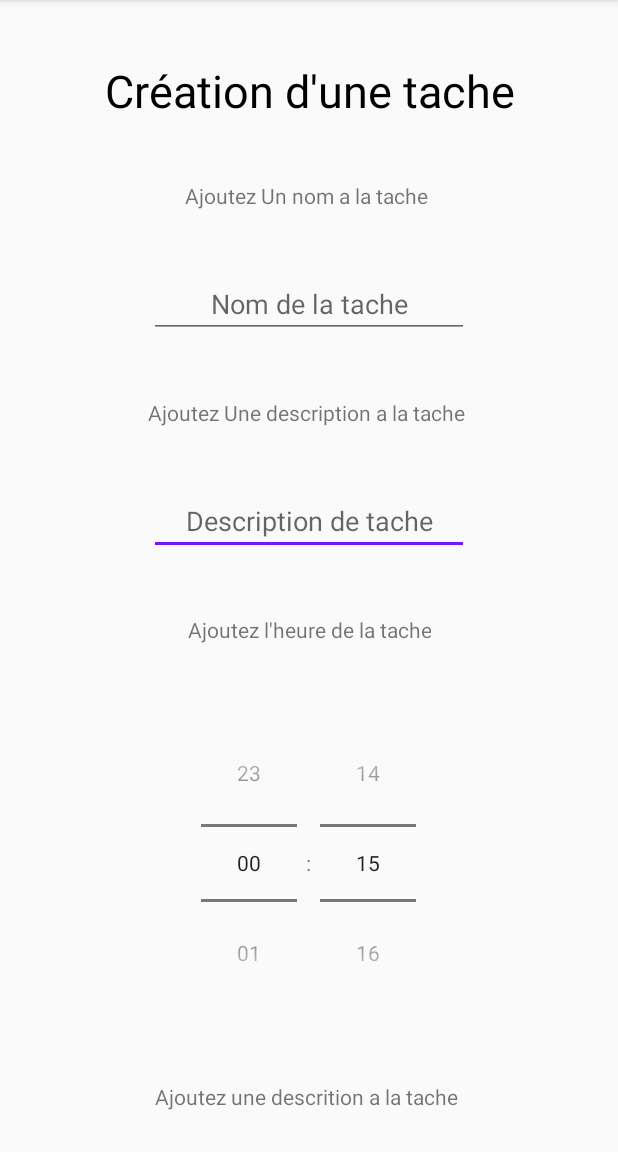
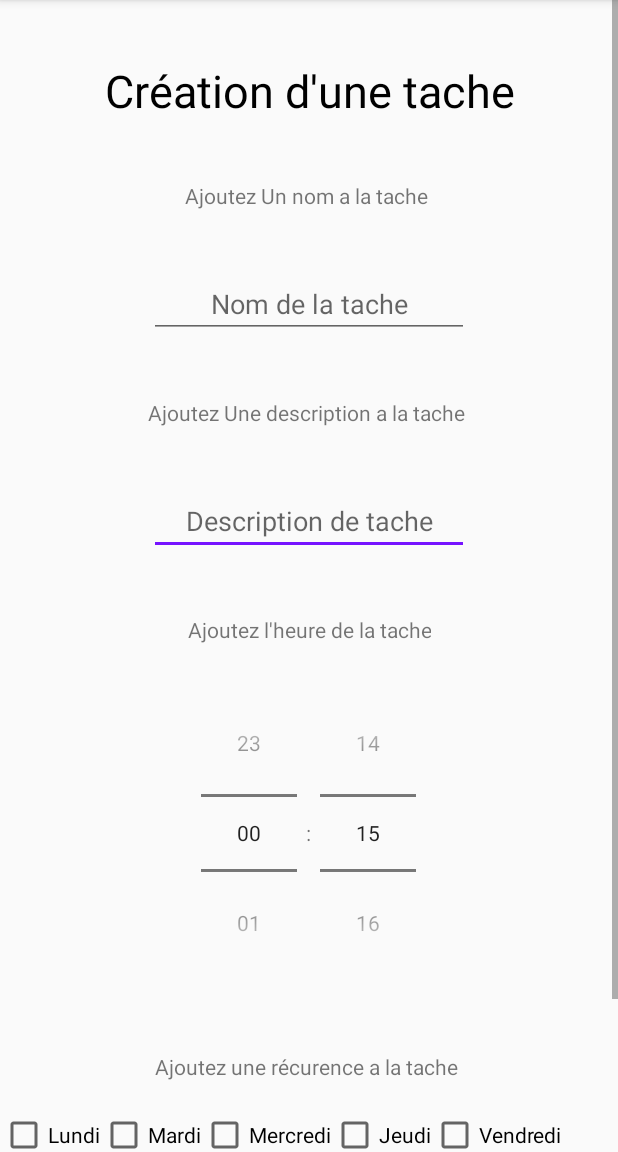
Before and after one commit to AlexandreBarde/ScheduleMobile, an Android app: the Activity_add_task screen opened directly, with no data from a screen before it, on a phone screen of 412 x 824 dp, the part 84-1236 px from its top. Run offline under Robolectric (Android 15) with nearby library versions, the phone set to English and light mode, and no system bars; our stand-ins replace Firebase (no records; nobody signed in at launch, a user with empty details on screens opened directly).

Commit message:
add task backend V1

```diff
--- a/Schedule/app/src/main/java/fr/ynov/schedule/Activity_add_task.java
+++ b/Schedule/app/src/main/java/fr/ynov/schedule/Activity_add_task.java
@@ -3,9 +3,17 @@ package fr.ynov.schedule;
 import androidx.appcompat.app.AppCompatActivity;
 
 import android.os.Bundle;
+import android.util.Log;
+import android.view.View;
+import android.widget.Button;
+import android.widget.EditText;
 import android.widget.TimePicker;
 
-public class Activity_add_task extends AppCompatActivity {
+import com.google.android.gms.tasks.OnSuccessListener;
+import com.google.firebase.firestore.DocumentReference;
+import com.google.firebase.firestore.FirebaseFirestore;
+
+public class Activity_add_task extends AppCompatActivity implements OnSuccessListener<DocumentReference>, View.OnClickListener {
 
     @Override
     protected void onCreate(Bundle savedInstanceState) {
@@ -13,6 +21,27 @@ public class Activity_add_task extends AppCompatActivity {
         setContentView(R.layout.activity_add_task);
         TimePicker picker=(TimePicker)findViewById(R.id.timePicker1);
         picker.setIs24HourView(true);
+        Button addtask = findViewById(R.id.button_ajouter_la_tache);
+        addtask.setOnClickListener(this);
+    }
 
+    @Override
+    public void onSuccess(DocumentReference documentReference) {
+        Log.d("xxxx","Insertion Ok");
+    }
+
+    @Override
+    public void onClick(View v) {
+        if(v.getId() == R.id.button_ajouter_la_tache) {
+            FirebaseFirestore db = FirebaseFirestore.getInstance();
+            EditText edit_name = findViewById(R.id.name_new_task);
+            String  new_name_text = edit_name.getText().toString();
+            EditText edit_description = findViewById(R.id.description_new_task);
+            String  new_description_text = edit_description.getText().toString();
+            Task new_task = new Task(new_name_text, new_description_text, "9H00", 1);
+            db.collection("Task").add(new_task).addOnSuccessListener(this);
+
+
+        }
     }
 }
--- a/Schedule/app/src/main/java/fr/ynov/schedule/Activity_gestion_des_taches.java
+++ b/Schedule/app/src/main/java/fr/ynov/schedule/Activity_gestion_des_taches.java
@@ -42,6 +42,7 @@ public class Activity_gestion_des_taches extends AppCompatActivity implements Vi
 
 
 
+
     }
 
     @Override
@@ -61,7 +62,7 @@ public class Activity_gestion_des_taches extends AppCompatActivity implements Vi
         for(DocumentSnapshot doc : documents) {
             Map<String, Object> map = doc.getData();
             int image_task;
-            switch (doc.get("Status").toString()) {
+            switch (doc.get("image_status").toString()) {
                 case "1" :
                     Log.i("xxxx", "image task : ok");
                     image_task = R.drawable.image_task_green;
@@ -77,7 +78,7 @@ public class Activity_gestion_des_taches extends AppCompatActivity implements Vi
 
 
             }
-            list_task.add(new Task(doc.get("Nom").toString(), doc.get("Description").toString(), "9H00", image_task ));
+            list_task.add(new Task(doc.get("name").toString(), doc.get("description").toString(), "9H00", image_task ));
         }
 
         recyclerView = findViewById(R.id.taches_list);
--- a/Schedule/app/src/main/res/layout/activity_add_task.xml
+++ b/Schedule/app/src/main/res/layout/activity_add_task.xml
@@ -35,7 +35,7 @@
                 android:layout_gravity="center_horizontal"
                 />
             <EditText
-                android:id="@+id/editText"
+                android:id="@+id/name_new_task"
                 android:layout_width="wrap_content"
                 android:layout_height="wrap_content"
                 android:layout_marginTop="40dp"
@@ -55,7 +55,7 @@
                 android:layout_gravity="center_horizontal"
                 />
             <EditText
-                android:id="@+id/editText2"
+                android:id="@+id/description_new_task"
                 android:layout_width="wrap_content"
                 android:layout_height="wrap_content"
                 android:layout_marginTop="40dp"
@@ -81,26 +81,99 @@
                 android:id="@+id/timePicker1"
                 android:layout_width="wrap_content"
                 android:layout_height="wrap_content"
-                android:layout_marginTop="40dp"
+                android:layout_marginTop="20dp"
                 android:timePickerMode="spinner"
                 app:layout_constraintEnd_toEndOf="parent"
                 app:layout_constraintStart_toStartOf="parent"
                 app:layout_constraintTop_toBottomOf="@+id/textView2"
                 android:layout_gravity="center_horizontal"
                 />
+
             <TextView
                 android:id="@+id/Label_recurence_task"
                 android:layout_width="wrap_content"
                 android:layout_height="wrap_content"
                 android:layout_marginTop="40dp"
-                android:text="Ajoutez une descrition a la tache "
+                android:text="Ajoutez une récurence a la tache "
                 app:layout_constraintEnd_toEndOf="parent"
                 app:layout_constraintStart_toStartOf="parent"
                 app:layout_constraintTop_toBottomOf="@+id/editText"
                 android:layout_gravity="center_horizontal"
                 />
 
+            <LinearLayout
+                android:layout_width="match_parent"
+                android:layout_height="match_parent"
+                android:orientation="horizontal"
+                android:layout_marginTop="20dp"
 
+                >
+
+                <CheckBox
+                    android:id="@+id/checkbox_lundi"
+                    android:layout_width="wrap_content"
+                    android:layout_height="wrap_content"
+                    android:text="Lundi" />
+
+                <CheckBox
+                    android:id="@+id/checkbox_mardi"
+                    android:layout_width="wrap_content"
+                    android:layout_height="wrap_content"
+                    android:text="Mardi" />
+                <CheckBox android:id="@+id/checkbox_mercredi"
+                    android:layout_width="wrap_content"
+                    android:layout_height="wrap_content"
+                    android:text="Mercredi"
+                    />
+                <CheckBox android:id="@+id/checkbox_jeudi"
+                    android:layout_width="wrap_content"
+                    android:layout_height="wrap_content"
+                    android:text="Jeudi"
+                    />
+                <CheckBox android:id="@+id/checkbox_vendredi"
+                    android:layout_width="wrap_content"
+                    android:layout_height="wrap_content"
+                    android:text="Vendredi"
+                    />
+            </LinearLayout>
+            <LinearLayout
+                android:layout_width="match_parent"
+                android:layout_height="match_parent"
+                android:orientation="horizontal">
+                <CheckBox android:id="@+id/checkbox_samedi"
+                    android:layout_width="wrap_content"
+                    android:layout_height="wrap_content"
+                    android:text="Samedi"
+                    />
+                <CheckBox android:id="@+id/checkbox_dimanche"
+                    android:layout_width="wrap_content"
+                    android:layout_height="wrap_content"
+                    android:text="Dimanche"
+
+                    />
+
+            </LinearLayout>
+            <Button
+                android:id="@+id/button_ajouter_la_tache"
+                android:layout_width="300dp"
+                android:layout_height="50dp"
+                android:layout_below="@+id/taches_list"
+                android:layout_alignParentStart="true"
+                android:layout_alignParentEnd="true"
+                android:layout_alignParentBottom="true"
+                android:layout_gravity="start"
+                android:layout_marginStart="55dp"
+                android:layout_marginTop="15dp"
+                android:layout_marginEnd="55dp"
+                android:layout_marginBottom="15dp"
+                android:background="@drawable/button_btn"
+                android:enabled="true"
+                android:text="Ajouter la tache "
+                android:textColor="#FFFFFF"
+                app:layout_constraintEnd_toEndOf="parent"
+                app:layout_constraintHorizontal_bias="0.466"
+                app:layout_constraintStart_toStartOf="parent"
+                app:layout_constraintTop_toBottomOf="@+id/label_tache" />
         </LinearLayout>
 
     </ScrollView>
```
